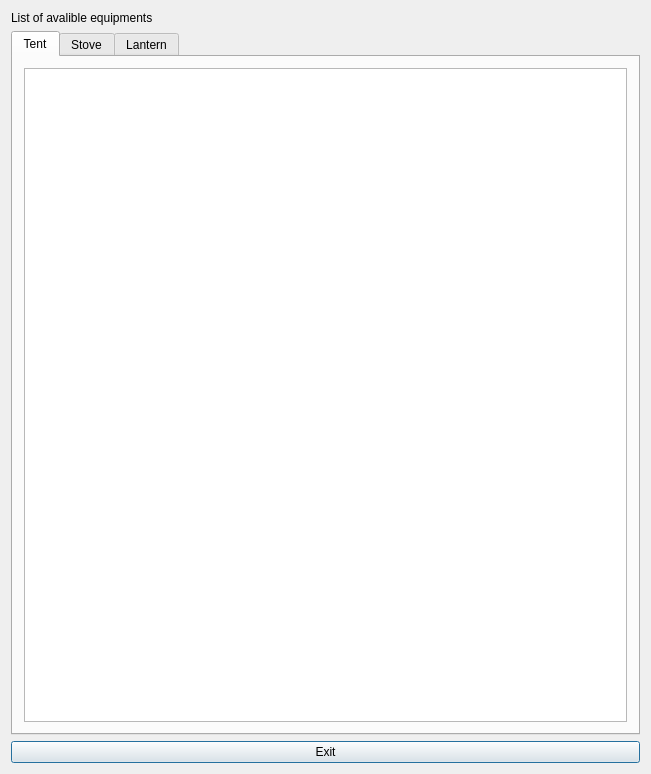
The window that QtGuiApplicationproject/QTItemMenu.ui (amos830/ProjectOOP) describes before a commit, drawn with Qt 5.
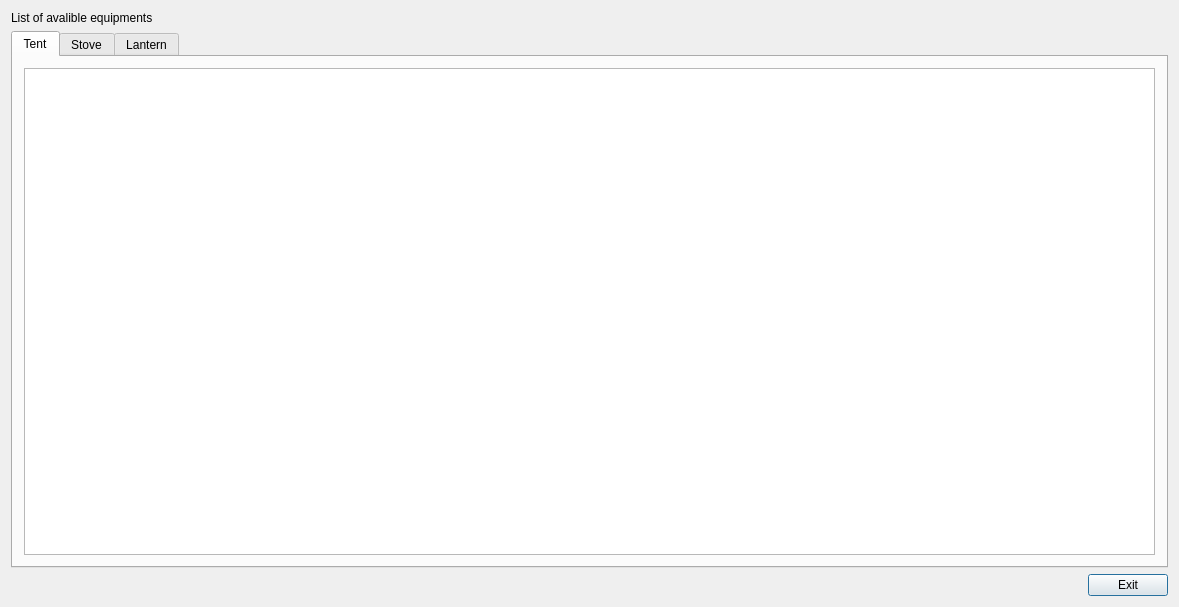
The same window after the commit.

Diff of the .ui file:
```diff
--- a/QtGuiApplicationproject/QTItemMenu.ui
+++ b/QtGuiApplicationproject/QTItemMenu.ui
@@ -6,8 +6,8 @@
    <rect>
     <x>0</x>
     <y>0</y>
-    <width>651</width>
-    <height>774</height>
+    <width>1179</width>
+    <height>607</height>
    </rect>
   </property>
   <property name="windowTitle">
@@ -73,11 +73,54 @@
     </layout>
    </item>
    <item>
-    <widget class="QPushButton" name="Exit">
-     <property name="text">
-      <string>Exit</string>
-     </property>
-    </widget>
+    <layout class="QHBoxLayout" name="horizontalLayout">
+     <item>
+      <spacer name="horizontalSpacer">
+       <property name="orientation">
+        <enum>Qt::Horizontal</enum>
+       </property>
+       <property name="sizeHint" stdset="0">
+        <size>
+         <width>40</width>
+         <height>20</height>
+        </size>
+       </property>
+      </spacer>
+     </item>
+     <item>
+      <spacer name="horizontalSpacer_5">
+       <property name="orientation">
+        <enum>Qt::Horizontal</enum>
+       </property>
+       <property name="sizeHint" stdset="0">
+        <size>
+         <width>40</width>
+         <height>20</height>
+        </size>
+       </property>
+      </spacer>
+     </item>
+     <item>
+      <spacer name="horizontalSpacer_6">
+       <property name="orientation">
+        <enum>Qt::Horizontal</enum>
+       </property>
+       <property name="sizeHint" stdset="0">
+        <size>
+         <width>40</width>
+         <height>20</height>
+        </size>
+       </property>
+      </spacer>
+     </item>
+     <item>
+      <widget class="QPushButton" name="Exit">
+       <property name="text">
+        <string>Exit</string>
+       </property>
+      </widget>
+     </item>
+    </layout>
    </item>
   </layout>
  </widget>
```
Left out of the diff: 32 changed lines with no effect on the pictures.
